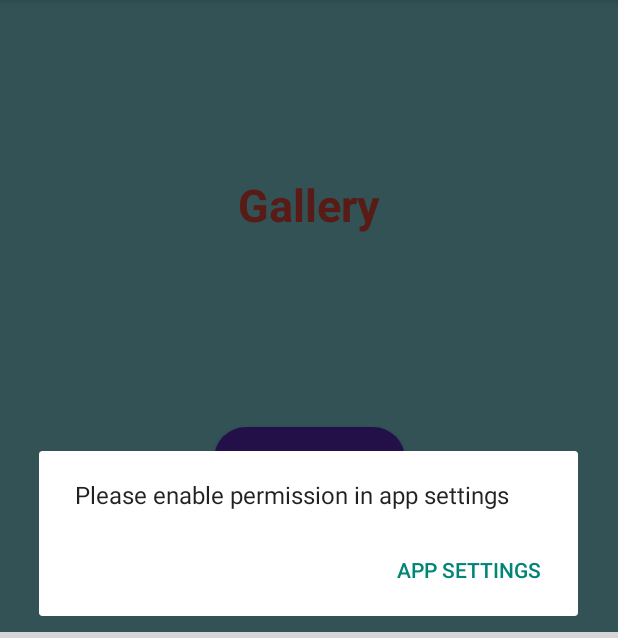
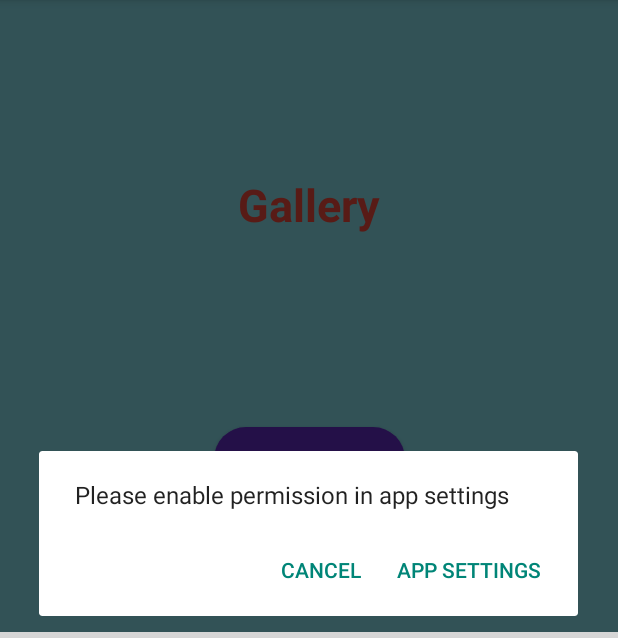
Before and after one commit to DecadeVinhLe/VinhLab08, an Android app: the fragment ShareFragment placed in its activity, after a tap on "ACCESS PHOTOS", on a phone screen of 412 x 824 dp, the part 84-722 px from its top. Run offline under Robolectric (Android 15) with nearby library versions, the phone set to English and light mode, and no system bars; 3 other taps on this screen came first; grey boxes are pictures that could not be loaded.

```diff
--- a/app/src/main/java/vinh/le/n01518620/HomeFragment.java
+++ b/app/src/main/java/vinh/le/n01518620/HomeFragment.java
@@ -71,6 +71,6 @@ public class HomeFragment extends Fragment {
     }
 
     private void updateTextView() {
-        textView.setText(getString(R.string.Vinh)+ getString(R.string.student_id) +"Click Count: " + clickCount);
+        textView.setText(getString(R.string.Vinh)+ getString(R.string.student_id) +"\n Click Count: " + clickCount);
     }
 }
--- a/app/src/main/java/vinh/le/n01518620/SettingsFragment.java
+++ b/app/src/main/java/vinh/le/n01518620/SettingsFragment.java
@@ -102,9 +102,11 @@ public class SettingsFragment extends Fragment {
                     intent.setData(uri);
                     startActivity(intent);
                 })
-
+                .setNegativeButton("Cancel", (dialog, which) -> {
+                })
                 .show();
     }
+
 
     private void displayToast(String message) {
         Toast.makeText(requireContext(), message, Toast.LENGTH_SHORT).show();
--- a/app/src/main/java/vinh/le/n01518620/ShareFragment.java
+++ b/app/src/main/java/vinh/le/n01518620/ShareFragment.java
@@ -100,8 +100,8 @@ public class ShareFragment extends Fragment {
         String id = sharedPreferences.getString(getString(R.string.id), "");
 
         if (isChecked || !email.isEmpty() || !id.isEmpty()) {
-            String userInfo = getString(R.string.checkbox) + (isChecked ? getString(R.string.checked) : getString(R.string.unchecked)) + "\n" +
-                    getString(R.string.Email) + (email.isEmpty() ? getString(R.string.no_data) : email) + "\n" +
+            String userInfo = getString(R.string.checkbox) + (isChecked ? getString(R.string.checked) : getString(R.string.unchecked)) +
+                    getString(R.string.Email) + (email.isEmpty() ? getString(R.string.no_data) : email)  +
                     getString(R.string.Id) + (id.isEmpty() ? getString(R.string.no_data): id);
 
             Toast.makeText(requireContext(), userInfo, Toast.LENGTH_LONG).show();
@@ -114,7 +114,7 @@ public class ShareFragment extends Fragment {
         // Display current time in GMT with full name in a Toast
         SimpleDateFormat sdf = new SimpleDateFormat("hh:mm:ss", Locale.getDefault());
         String currentTime = sdf.format(new Date());
-        String fullName = getString(R.string.vinh_le); // Replace with your full name
+        String fullName = getString(R.string.vinh_le);
         String toastMessage =getString(R.string.current_time) + currentTime + "\n" +
                 getString(R.string.vinh) + fullName;
 
--- a/app/src/main/res/values/strings.xml
+++ b/app/src/main/res/values/strings.xml
@@ -19,7 +19,7 @@
     <string name="no">NO\n</string>
     <string name="yes">YES\n</string>
     <string name="submit">Click here !\n</string>
-    <string name="student_id">N01518620 \n</string>
+    <string name="student_id">N01518620 \t</string>
     <string name="Vinh">Vinh Le \t</string>
     <string name="access_photos">Access Photos</string>
     <string name="setting">Gallery\n</string>
@@ -49,4 +49,5 @@
     <string name="vinH">Vinh </string>
     <string name="counter">Counter:\t</string>
     <string name="ID">"ID: "</string>
+    <string name="action_cancel" translatable="false">Action Cancel</string>
 </resources>
```
